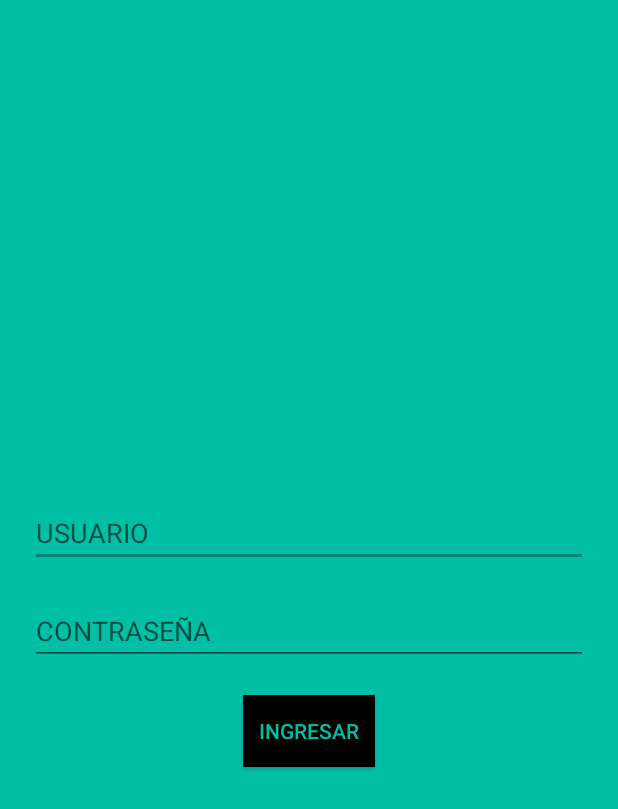
After one commit to VashFabrizio/indus4.0uc, an Android app: the LoginActivity screen opened directly, with no data from a screen before it, on a phone screen of 412 x 824 dp. The commit adds this screen. Shown: the top 809 px of the screen. Run offline under Robolectric (Android 15) with nearby library versions, the phone set to English and light mode, and no system bars; our stand-ins replace Volley.

Commit message:
Menu - Agenda - Mapas - Login

```diff
--- a/app/build.gradle
+++ b/app/build.gradle
@@ -31,5 +31,8 @@ dependencies {
     implementation 'androidx.cardview:cardview:1.0.0'
 
     implementation 'de.hdodenhof:circleimageview:2.2.0'
+    implementation 'com.google.zxing:core:3.2.1'
+    implementation 'com.journeyapps:zxing-android-embedded:3.2.0@aar'
+    implementation 'com.android.volley:volley:1.1.0'
 
 }
--- /dev/null
+++ b/app/src/main/java/com/example/maps/LoginActivity.java
@@ -0,0 +1,82 @@
+package com.example.maps;
+
+import androidx.appcompat.app.AppCompatActivity;
+
+import android.content.Intent;
+import android.os.Bundle;
+import android.view.View;
+import android.widget.Button;
+import android.widget.EditText;
+import android.widget.Toast;
+
+import com.android.volley.AuthFailureError;
+import com.android.volley.Request;
+import com.android.volley.RequestQueue;
+import com.android.volley.Response;
+import com.android.volley.VolleyError;
+import com.android.volley.toolbox.StringRequest;
+import com.android.volley.toolbox.Volley;
+
+import java.util.HashMap;
+import java.util.Map;
+
+public class LoginActivity extends AppCompatActivity implements View.OnClickListener {
+
+    EditText etUsuario, etContra;
+    Button btnIngresar;
+    String usuario, pasword;
+
+    @Override
+    protected void onCreate(Bundle savedInstanceState) {
+        super.onCreate(savedInstanceState);
+        setContentView(R.layout.activity_login);
+        etContra = findViewById(R.id.etContra);
+        etUsuario = findViewById(R.id.etUsuario);
+        btnIngresar = findViewById(R.id.btnIngresar);
+        btnIngresar.setOnClickListener(this);
+    }
+
+    @Override
+    public void onClick(View view) {
+        usuario = etUsuario.getText().toString();
+        pasword = etContra.getText().toString();
+
+        if(!usuario.isEmpty() && !pasword.isEmpty()){
+            validarUsuario("http://inversioneselscorpion.pe/fonts/PNG/Industria4punto0/servicios/user.php");
+        }else{
+            Toast.makeText(LoginActivity.this,"NO SE PERMITEN CAMPOS VACIOS",Toast.LENGTH_SHORT).show();
+
+        }
+
+    }
+
+    private void validarUsuario(String URL){
+        StringRequest stringRequest = new StringRequest(Request.Method.POST, URL, new Response.Listener<String>() {
+            @Override
+            public void onResponse(String response) {
+                if(!response.isEmpty()){
+                    Intent i = new Intent(getApplicationContext(),AsistenciaActivity.class);
+                    i.putExtra("correo_usr",etUsuario.getText().toString());
+                    startActivity(i);
+                }else{
+                    Toast.makeText(LoginActivity.this,"CREDENCIALES INVALIDAS",Toast.LENGTH_SHORT).show();
+                }
+            }
+        }, new Response.ErrorListener() {
+            @Override
+            public void onErrorResponse(VolleyError error) {
+                Toast.makeText(LoginActivity.this,error.toString(),Toast.LENGTH_SHORT).show();
+            }
+        }){
+            @Override
+            protected Map<String, String> getParams() throws AuthFailureError {
+                Map<String,String> parametros = new HashMap<String, String>();
+                parametros.put("usuario",etUsuario.getText().toString());
+                parametros.put("password",etContra.getText().toString());
+                return parametros;
+            }
+        };
+        RequestQueue requestQueue = Volley.newRequestQueue(this);
+        requestQueue.add(stringRequest);
+    }
+}
--- a/app/src/main/java/com/example/maps/Menu.java
+++ b/app/src/main/java/com/example/maps/Menu.java
@@ -48,6 +48,11 @@ public class Menu extends AppCompatActivity implements View.OnClickListener {
                 startActivity(k);
                 break;
 
+            case R.id.qr:
+                Intent l = new Intent(this, LoginActivity.class);
+                startActivity(l);
+                break;
+
            /* case R.id.qr:
                 Intent a=new Intent(this, LoginActivity.class);
                 startActivity(a);
--- a/app/src/main/res/layout/activity_detalle_ponente__edmundo.xml
+++ b/app/src/main/res/layout/activity_detalle_ponente__edmundo.xml
@@ -83,7 +83,7 @@
         android:layout_height="wrap_content"
         android:layout_marginLeft="15dp"
         android:layout_marginRight="30dp"
-        android:layout_marginBottom="228dp"
+        android:layout_marginBottom="218dp"
         android:text="Eventos"
         android:textStyle="bold"
         app:layout_constraintBottom_toBottomOf="parent"
--- a/app/src/main/res/layout/activity_detalle_ponente__italo.xml
+++ b/app/src/main/res/layout/activity_detalle_ponente__italo.xml
@@ -83,12 +83,12 @@
         android:layout_height="wrap_content"
         android:layout_marginLeft="15dp"
         android:layout_marginRight="30dp"
-        android:layout_marginBottom="210dp"
+        android:layout_marginBottom="205dp"
         android:text="Eventos"
         android:textStyle="bold"
         app:layout_constraintBottom_toBottomOf="parent"
         app:layout_constraintEnd_toEndOf="parent"
-        app:layout_constraintHorizontal_bias="0.044"
+        app:layout_constraintHorizontal_bias="0.015"
         app:layout_constraintStart_toStartOf="parent" />
 
     <TextView
--- a/app/src/main/res/layout/activity_detalle_ponente__jose.xml
+++ b/app/src/main/res/layout/activity_detalle_ponente__jose.xml
@@ -87,12 +87,12 @@
         android:layout_height="wrap_content"
         android:layout_marginLeft="15dp"
         android:layout_marginRight="30dp"
-        android:layout_marginBottom="210dp"
+        android:layout_marginBottom="205dp"
         android:text="Eventos"
         android:textStyle="bold"
         app:layout_constraintBottom_toBottomOf="parent"
         app:layout_constraintEnd_toEndOf="parent"
-        app:layout_constraintHorizontal_bias="0.044"
+        app:layout_constraintHorizontal_bias="0.015"
         app:layout_constraintStart_toStartOf="parent" />
 
     <TextView
--- /dev/null
+++ b/app/src/main/res/layout/activity_login.xml
@@ -0,0 +1,40 @@
+<?xml version="1.0" encoding="utf-8"?>
+<LinearLayout xmlns:android="http://schemas.android.com/apk/res/android"
+    xmlns:tools="http://schemas.android.com/tools"
+    android:layout_width="match_parent"
+    android:layout_height="match_parent"
+    android:orientation="vertical"
+    android:gravity="center"
+    android:padding="20dp"
+    android:background="@color/verde"
+    tools:context=".LoginActivity">
+
+    <Space
+        android:layout_width="match_parent"
+        android:layout_height="20dp"></Space>
+
+    <EditText
+        android:layout_width="match_parent"
+        android:layout_height="wrap_content"
+        android:id="@+id/etUsuario"
+        android:hint="USUARIO"></EditText>
+    <Space
+        android:layout_width="match_parent"
+        android:layout_height="20dp"></Space>
+    <EditText
+        android:layout_width="match_parent"
+        android:layout_height="wrap_content"
+        android:id="@+id/etContra"
+        android:hint="CONTRASEÑA"></EditText>
+    <Space
+        android:layout_width="match_parent"
+        android:layout_height="20dp"></Space>
+    <Button
+        android:layout_width="wrap_content"
+        android:layout_height="wrap_content"
+        android:text="INGRESAR"
+        android:textColor="@color/verde"
+        android:background="#000000"
+        android:id="@+id/btnIngresar"></Button>
+
+</LinearLayout>
```
Also changed, not shown: app/src/main/AndroidManifest.xml (+5 -3 lines), app/src/main/java/com/example/maps/AsistenciaActivity.java (added, +60 -0 lines), app/src/main/res/layout/activity_asistencia.xml (added, +30 -0 lines), app/src/main/res/layout/activity_detalle_ponente__nelson.xml (+6 -6 lines).
